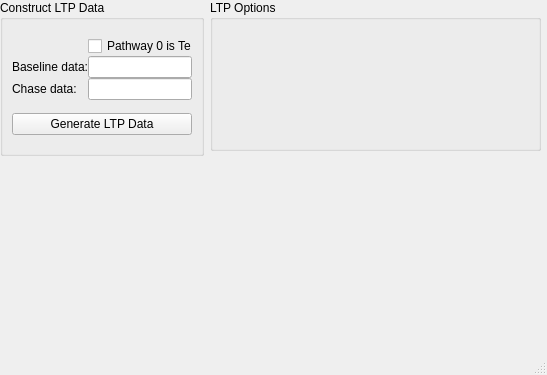
Old version of the form ephys/LTPGUI.ui in the repository ctigaret/scipyen.
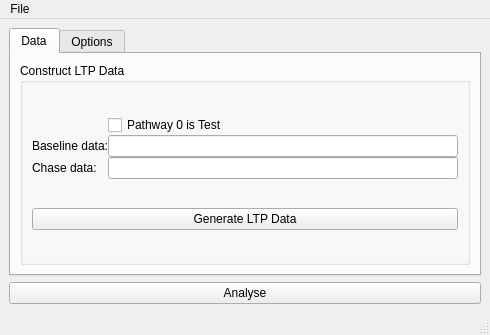
New version of the form.

Commit message: edits to ltp code, neoutils and workspace functions

Patch:
```diff
--- a/ephys/LTPGUI.ui
+++ b/ephys/LTPGUI.ui
@@ -6,35 +6,36 @@
    <rect>
     <x>0</x>
     <y>0</y>
-    <width>547</width>
-    <height>375</height>
+    <width>490</width>
+    <height>335</height>
    </rect>
   </property>
   <property name="windowTitle">
    <string>LTP</string>
   </property>
   <widget class="QWidget" name="centralwidget">
+   <layout class="QGridLayout" name="gridLayout_4">
+    <item row="0" column="0">
+     <widget class="QTabWidget" name="tabWidget">
+      <property name="currentIndex">
+       <number>0</number>
+      </property>
+      <widget class="QWidget" name="data_tab">
+       <attribute name="title">
+        <string>Data</string>
+       </attribute>
+       <layout class="QGridLayout" name="gridLayout_2">
+        <item row="0" column="0">
    <widget class="QGroupBox" name="ConstructLTPGroupBox">
-    <property name="geometry">
-     <rect>
-      <x>0</x>
-      <y>0</y>
-      <width>204</width>
-      <height>156</height>
-     </rect>
-    </property>
     <property name="title">
      <string>Construct LTP Data</string>
     </property>
     <layout class="QVBoxLayout" name="verticalLayout">
      <item>
-      <layout class="QGridLayout" name="gridLayout" rowstretch="0,1,1">
+            <layout class="QGridLayout" name="gridLayout" rowstretch="0,0,0">
        <property name="spacing">
         <number>0</number>
        </property>
-       <item row="2" column="1">
-        <widget class="QLineEdit" name="lineEdit_2"/>
-       </item>
        <item row="2" column="0">
         <widget class="QLabel" name="label_2">
          <property name="text">
@@ -42,6 +43,16 @@
          </property>
         </widget>
        </item>
+             <item row="0" column="1">
+              <widget class="QCheckBox" name="checkBox">
+               <property name="text">
+                <string>Pathway 0 is Test</string>
+               </property>
+              </widget>
+             </item>
+             <item row="2" column="1">
+              <widget class="QLineEdit" name="lineEdit_2"/>
+             </item>
        <item row="1" column="0">
         <widget class="QLabel" name="label">
          <property name="text">
@@ -52,13 +63,6 @@
        <item row="1" column="1">
         <widget class="QLineEdit" name="lineEdit"/>
        </item>
-       <item row="0" column="1">
-        <widget class="QCheckBox" name="checkBox">
-         <property name="text">
-          <string>Pathway 0 is Test</string>
-         </property>
-        </widget>
-       </item>
       </layout>
      </item>
      <item>
@@ -70,29 +74,58 @@
      </item>
     </layout>
    </widget>
+        </item>
+       </layout>
+      </widget>
+      <widget class="QWidget" name="options_tab">
+       <attribute name="title">
+        <string>Options</string>
+       </attribute>
+       <layout class="QGridLayout" name="gridLayout_3">
+        <item row="0" column="0">
    <widget class="QGroupBox" name="LTPOptionGroupBox">
-    <property name="geometry">
-     <rect>
-      <x>210</x>
-      <y>0</y>
-      <width>331</width>
-      <height>151</height>
-     </rect>
-    </property>
     <property name="title">
      <string>LTP Options</string>
     </property>
    </widget>
+        </item>
+       </layout>
+      </widget>
+     </widget>
+    </item>
+    <item row="1" column="0">
+     <widget class="QPushButton" name="pushButton">
+      <property name="text">
+       <string>Analyse</string>
+      </property>
+     </widget>
+    </item>
+   </layout>
   </widget>
   <widget class="QMenuBar" name="menubar">
    <property name="geometry">
     <rect>
      <x>0</x>
      <y>0</y>
-     <width>547</width>
-     <height>27</height>
+     <width>490</width>
+     <height>28</height>
     </rect>
    </property>
+   <widget class="QMenu" name="menuFile">
+    <property name="title">
+     <string>File</string>
+    </property>
+    <widget class="QMenu" name="menuImport">
+     <property name="title">
+      <string>Import</string>
+     </property>
+     <addaction name="actionBaseline_sweeps"/>
+     <addaction name="actionChase_sweeps"/>
+    </widget>
+    <addaction name="actionOpen"/>
+    <addaction name="menuImport"/>
+   </widget>
+   <addaction name="menuFile"/>
   </widget>
   <widget class="QStatusBar" name="statusbar"/>
  </widget>
```
Left out of the diff: 15 changed lines with no effect on the pictures. Lines whose indentation alone changed are shown as unchanged. The commit also changes 4 other files.
